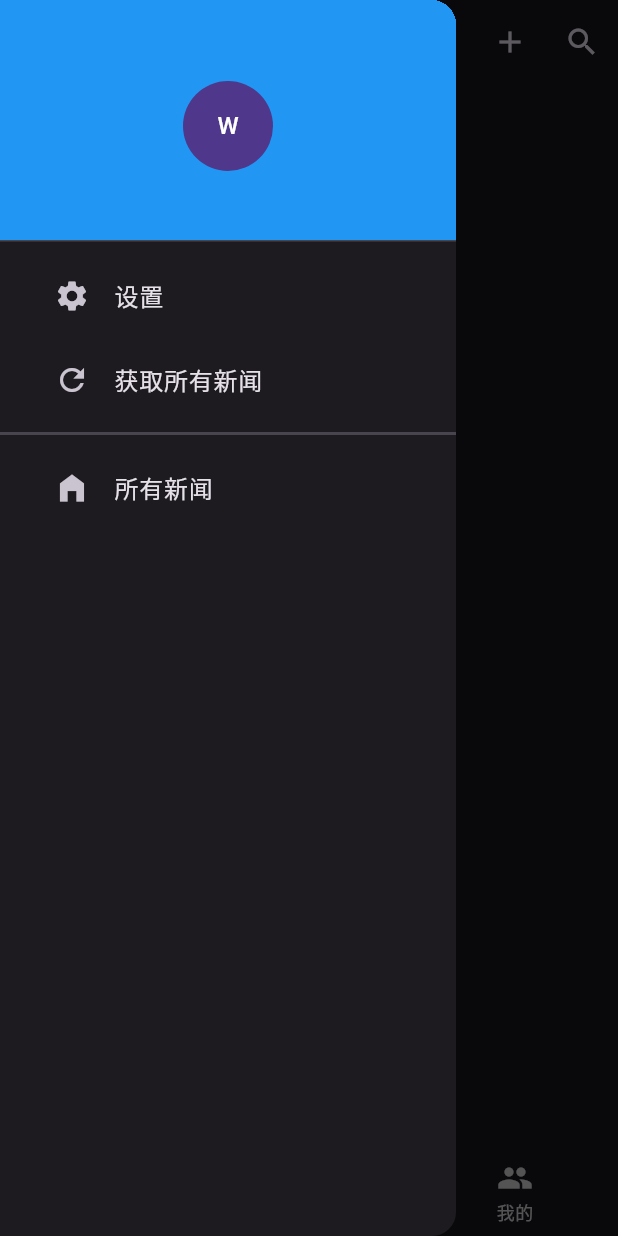
After one commit to WaifSpace/waifspace, a Flutter app: the screen it shows after launch, with the side drawer open, on a phone screen of 412 x 824 dp. The commit adds this screen. Run offline on Flutter 3.47's test engine with Material 2 defaults, Android fonts, the phone set to English and light mode, and no system bars; our stand-ins replace adaptive_dialog, fluttertoast, get, jiffy, logger, sqflite and 1 more; missing offline and left inert: dart_rss, flutter_inappwebview; accounts and stored records are empty.

Commit message:
重构了依赖注入的的使用方法  并 解决了AppBar单击和双击冲突的问题

```diff
--- a/lib/app/components/controllers/article_controller.dart
+++ b/lib/app/components/controllers/article_controller.dart
@@ -6,6 +6,8 @@ import 'package:waifspace/app/data/providers/article_provider.dart';
 import 'package:waifspace/app/helper/app_time.dart';
 
 class ArticleController extends GetxController {
+  static ArticleController get to => Get.find<ArticleController>();
+
   final ChromeSafariBrowser _browser = _NewsBrowser();
   ArticleProvider articleProvider = Get.find<ArticleProvider>();
   ArticleListController articleListController = Get.find<ArticleListController>();
--- a/lib/app/components/controllers/article_list_controller.dart
+++ b/lib/app/components/controllers/article_list_controller.dart
@@ -5,6 +5,9 @@ import 'package:waifspace/app/data/models/article_model.dart';
 import 'package:waifspace/app/data/providers/article_provider.dart';
 
 class ArticleListController extends GetxController {
+
+  static ArticleListController get to => Get.find<ArticleListController>();
+
   bool _isLoadMore = false;
   var showSearch = false.obs;
 
--- a/lib/app/components/controllers/bottom_navigation_bar_controller.dart
+++ b/lib/app/components/controllers/bottom_navigation_bar_controller.dart
@@ -2,6 +2,9 @@ import 'package:get/get.dart';
 
 
 class BottomNavigationBarController extends GetxController {
+
+  static BottomNavigationBarController get to => Get.find<BottomNavigationBarController>();
+
   final _currentIndex = 0.obs;
 
   void selectScreen(int index) {
--- a/lib/app/components/controllers/dream_browser_controller.dart
+++ b/lib/app/components/controllers/dream_browser_controller.dart
@@ -2,6 +2,8 @@ import 'package:flutter_inappwebview/flutter_inappwebview.dart';
 import 'package:get/get.dart';
 
 class DreamBrowserController extends GetxController {
+  static DreamBrowserController get to => Get.find<DreamBrowserController>();
+
   final initUrl = 'https://twitter.com/home';
   // final initUrl = 'https://www.163.com/';
 
--- a/lib/app/components/views/homepage_appbar_view.dart
+++ b/lib/app/components/views/homepage_appbar_view.dart
@@ -1,8 +1,9 @@
 import 'package:adaptive_dialog/adaptive_dialog.dart';
 import 'package:flutter/material.dart';
 import 'package:get/get.dart';
+import 'package:waifspace/app/components/controllers/article_list_controller.dart';
 import 'package:waifspace/app/components/controllers/homepage_appbar_controller.dart';
-
+import 'package:waifspace/app/services/rss_service.dart';
 
 class HomepageAppbarView extends GetView<HomepageAppbarController>
     implements PreferredSizeWidget {
@@ -12,27 +13,23 @@ class HomepageAppbarView extends GetView<HomepageAppbarController>
   @override
   Widget build(BuildContext context) {
     var titleInfo = Obx(() {
-      if(controller.rssService.progress <= 0) {
-        return Text(controller.title());
+      if (RssService.to.progress <= 0) {
+        return GestureDetector(
+          onDoubleTap: onDoubleTap,
+          child: Text(controller.title()),
+        );
       } else {
         return LinearProgressIndicator(
           backgroundColor: Colors.blue,
           valueColor: const AlwaysStoppedAnimation(Colors.white),
-          value: controller.rssService.progress.value,
+          value: RssService.to.progress.value,
         );
       }
     });
 
-
-    return GestureDetector(
-      onDoubleTap: onDoubleTap,
-      child: AppBar(
+    return AppBar(
         title: titleInfo,
         centerTitle: true,
-        // leading: IconButton(
-        //   icon: const Icon(Icons.refresh),
-        //   onPressed: controller.reload,
-        // ),
         actions: [
           IconButton(
             onPressed: () async {
@@ -52,17 +49,16 @@ class HomepageAppbarView extends GetView<HomepageAppbarController>
             icon: const Icon(Icons.add),
           ),
           IconButton(
-              onPressed: (){
-                controller.articleListController.showSearch.value = !controller.articleListController.showSearch.value;
-              },
-              icon: const Icon(Icons.search),
+            onPressed: () {
+              ArticleListController.to.showSearch.value =
+                  !ArticleListController.to.showSearch.value;
+            },
+            icon: const Icon(Icons.search),
           ),
         ],
-      ),
-    );
+      );
   }
 
   @override
-  // TODO: implement preferredSize
   Size get preferredSize => const Size.fromHeight(kToolbarHeight);
 }
--- a/lib/app/modules/home/bindings/home_binding.dart
+++ b/lib/app/modules/home/bindings/home_binding.dart
@@ -5,6 +5,7 @@ import 'package:waifspace/app/components/controllers/bottom_navigation_bar_contr
 import 'package:waifspace/app/components/controllers/dream_browser_controller.dart';
 import 'package:waifspace/app/components/controllers/homepage_appbar_controller.dart';
 import 'package:waifspace/app/modules/home/controllers/apps_controller.dart';
+import 'package:waifspace/app/modules/home/controllers/left_drawer_controller.dart';
 
 import '../controllers/home_controller.dart';
 
@@ -20,6 +21,7 @@ class HomeBinding extends Binding {
       Bind.lazyPut(() => ArticleListController()),
       Bind.lazyPut(() => ArticleController()),
       Bind.lazyPut(() => DreamBrowserController()),
+      Bind.lazyPut(() => LeftDrawerController()),
     ];
   }
 }
--- a/lib/app/modules/home/controllers/apps_controller.dart
+++ b/lib/app/modules/home/controllers/apps_controller.dart
@@ -2,6 +2,9 @@ import 'package:get/get.dart';
 import 'package:waifspace/app/components/controllers/dream_browser_controller.dart';
 
 class AppsController extends GetxController {
+
+  static AppsController get to => Get.find<AppsController>();
+
   DreamBrowserController dreamBrowserController = Get.find<DreamBrowserController>();
 
   Future<bool> onWillPop() async {
--- /dev/null
+++ b/lib/app/modules/home/views/left_drawer_view.dart
@@ -0,0 +1,77 @@
+import 'package:flutter/material.dart';
+
+import 'package:get/get.dart';
+import 'package:waifspace/app/data/providers/article_source_provider.dart';
+import 'package:waifspace/app/modules/home/controllers/left_drawer_controller.dart';
+
+class LeftDrawerView extends GetView<LeftDrawerController> {
+
+  const LeftDrawerView({Key? key}) : super(key: key);
+  @override
+  Widget build(BuildContext context) {
+    return Drawer(
+      child: Column(
+        children: [
+          const DrawerHeader(
+            decoration: BoxDecoration(
+              color: Colors.blue,
+            ),
+            child: Center(
+              child: SizedBox(
+                width: 60,
+                height: 60,
+                child: CircleAvatar(
+                  child: Text(
+                    'W',
+                    style: TextStyle(color: Colors.white),
+                  ),
+                ),
+              ),
+            ),
+          ),
+          Padding(
+            padding: const EdgeInsets.fromLTRB(20, 0, 20, 0),
+            child: ListTile(
+              leading: const Icon(Icons.settings),
+              title: const Text('设置'),
+              onTap: () {},
+            ),
+          ),
+          Padding(
+            padding: const EdgeInsets.fromLTRB(20, 0, 20, 0),
+            child: ListTile(
+              leading: const Icon(Icons.refresh),
+              title: const Text('获取所有新闻'),
+              onTap: controller.fetchAllArticles,
+            ),
+          ),
+          const Divider(
+            thickness: 2,
+          ),
+          Padding(
+            padding: const EdgeInsets.fromLTRB(20, 0, 20, 0),
+            child: ListTile(
+              leading: const Icon(Icons.home_filled),
+              title: const Text('所有新闻'),
+              onTap: controller.showAllArticles,
+            ),
+          ),
+          Expanded(
+            child: Obx(() {
+              return ListView(
+                padding: const EdgeInsets.fromLTRB(20, 0, 20, 0),
+                children: ArticleSourceProvider.to.cacheArticleSources.map((e) {
+                  return ListTile(
+                    leading: const Icon(Icons.web_stories),
+                    title: Text(e.name!),
+                    onTap: () => controller.showArticlesFromSource(e),
+                  );
+                }).toList(),
+              );
+            }),
+          ),
+        ],
+      ),
+    );
+  }
+}
--- a/lib/app/services/rss_service.dart
+++ b/lib/app/services/rss_service.dart
@@ -10,6 +10,9 @@ import 'package:waifspace/app/global.dart';
 import 'package:waifspace/app/helper/app_time.dart';
 
 class RssService extends GetxService {
+
+  static RssService get to => Get.find<RssService>();
+
   var _isFetchAll = false;
   var progress = 0.0.obs; // 获取全部文章的进度, 用于对外暴露处理进度
 
@@ -42,7 +45,7 @@ class RssService extends GetxService {
 
     _isFetchAll = true; // 设置标志位，表明开始批量处理，避免调用多次后的重复执行
     progress.value = 0; // 初始化进度条为 0
-    var articleSources = await ArticleSourceProvider().findAll();
+    var articleSources = await ArticleSourceProvider.to.findAll();
 
     var sourceCount = articleSources.length;
     var index = 0;
```
Also changed, not shown: lib/app/components/controllers/homepage_appbar_controller.dart (+6 -8 lines), lib/app/data/providers/article_provider.dart (+11 -2 lines), lib/app/data/providers/article_source_provider.dart (+18 -1 lines), lib/app/modules/home/controllers/home_controller.dart (+10 -29 lines), lib/app/modules/home/controllers/left_drawer_controller.dart (added, +26 -0 lines), lib/app/modules/home/views/home_view.dart (+3 -76 lines), lib/app/register.dart (+4 -5 lines), lib/app/services/database_service.dart (+14 -2 lines).
